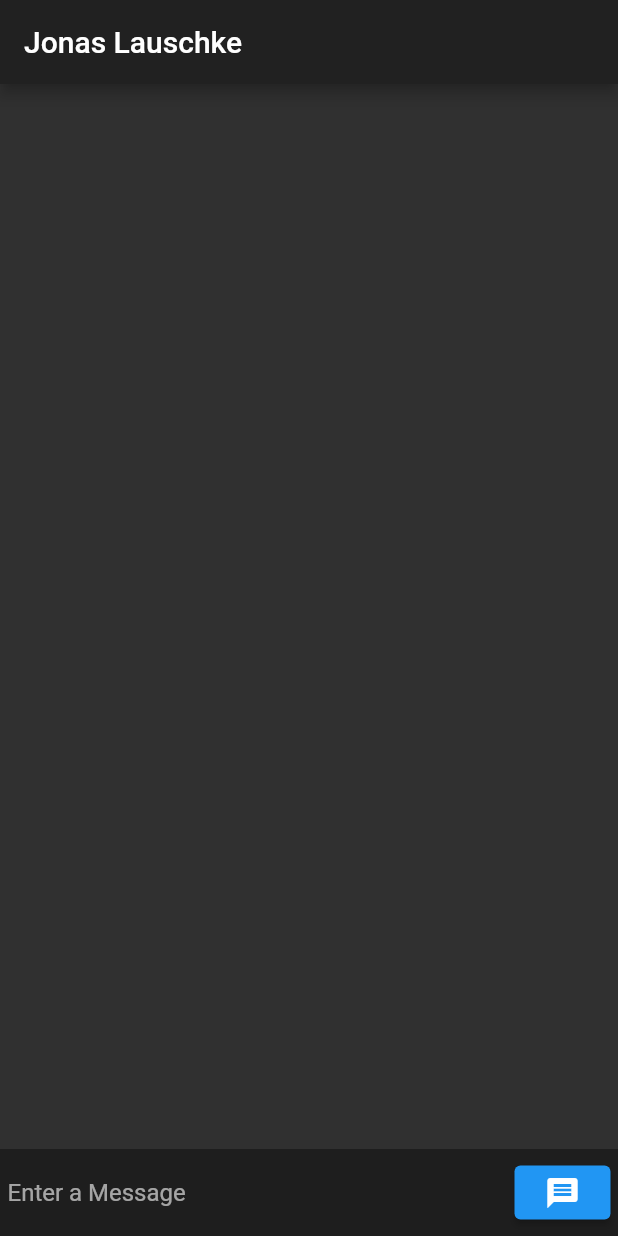
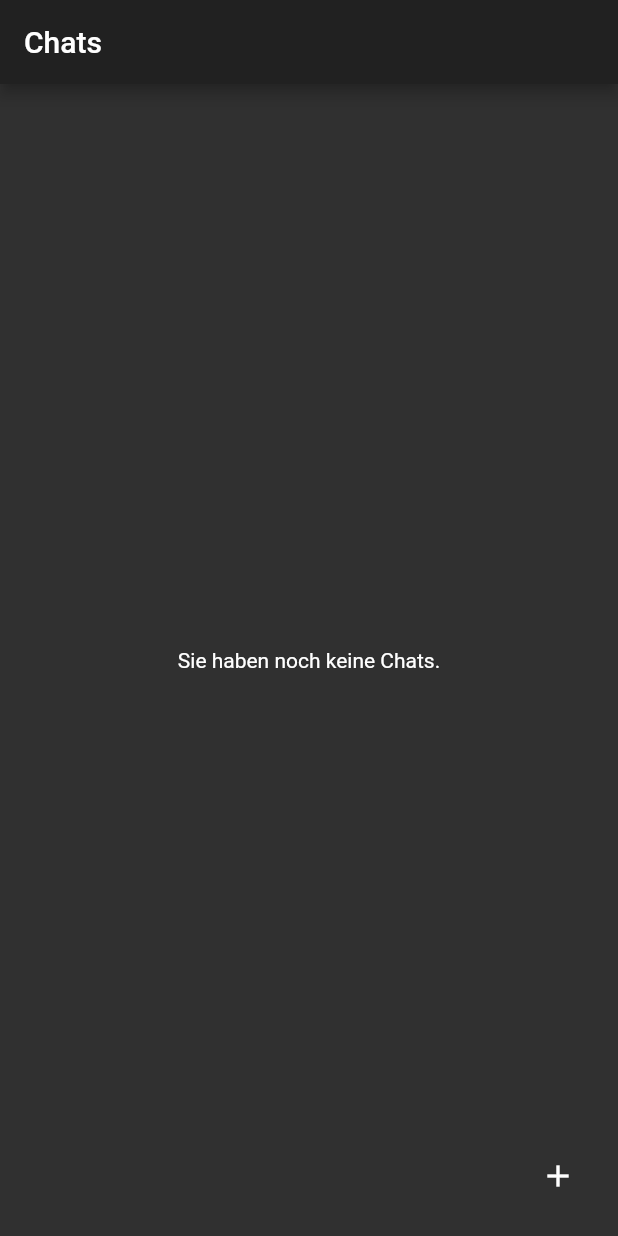
Before and after one commit to Natrocx/pink_fluffy_unicorns, a Flutter app: the screen it shows after launch, on a phone screen of 412 x 824 dp. Run offline on Flutter 3.47's test engine with Material 2 defaults, Android fonts, the phone set to English and light mode, and no system bars.

Commit message:
Added ChatList prototype

```diff
--- /dev/null
+++ b/lib/Chat/ChatList.dart
@@ -0,0 +1,61 @@
+import 'package:flutter/material.dart';
+import 'package:pink_fluffy_unicorns/MessageSender.dart';
+
+import '../User.dart';
+import 'Chat.dart';
+
+class ChatList extends StatefulWidget {
+  final List<User>? usersWithChats;
+
+  const ChatList({Key? key, required this.usersWithChats}) : super(key: key);
+
+  @override
+  State<StatefulWidget> createState() {
+    return _ChatListState(usersWithChats ?? [], new MessageSender());
+  }
+}
+
+class _ChatListState extends State<ChatList> {
+  List<User> usersWithChats;
+  MessageSender _messageSender;
+
+  _ChatListState(this.usersWithChats, this._messageSender);
+
+  @override
+  Widget build(BuildContext context) {
+    var child = usersWithChats.isEmpty
+        ? Center(child: Text("Sie haben noch keine Chats."))
+        : ListView(
+            children: usersWithChats
+                .map((user) => GestureDetector(
+                    onTap: () {
+                      Navigator.push(
+                        context,
+                        MaterialPageRoute(
+                            builder: (context) => Chat(user, _messageSender)),
+                      );
+                    },
+                    child: Center(
+                        child: Padding(
+                            padding: EdgeInsets.all(15),
+                            child: Text(user.displayName)))))
+                .toList(),
+            shrinkWrap: true,
+            reverse: true,
+          );
+    return new Scaffold(
+      appBar: AppBar(title: Text("Chats")),
+      body: child,
+      floatingActionButton: IconButton(
+        onPressed: addChat,
+        icon: Icon(Icons.add),
+      ),
+    );
+  }
+
+  void addChat() {
+    usersWithChats
+        .add(User("s200297@student.dhbw-mannheim.de", "Jonas Lauschke", 0));
+    setState(() {});
+  }
+}
--- a/lib/MessageSender.dart
+++ b/lib/MessageSender.dart
@@ -11,5 +11,4 @@ class MessageSender {
   Future<bool> sendMessage(Message message) async {
     return true;
   }
-
 }
--- a/lib/main.dart
+++ b/lib/main.dart
@@ -1,8 +1,6 @@
 import 'package:flutter/material.dart';
-import 'package:pink_fluffy_unicorns/Chat/Chat.dart';
 
-import 'MessageSender.dart';
-import 'User.dart';
+import 'Chat/ChatList.dart';
 
 void main() {
   runApp(MyApp());
@@ -27,8 +25,11 @@ class MyApp extends StatelessWidget {
         // is not restarted.
         primarySwatch: Colors.red,
       ),*/
-      home: Chat(User("s200297@student.dhbw-mannheim.de", "Jonas Lauschke", 0),
-          MessageSender()),
+      //home: Chat(User("s200297@student.dhbw-mannheim.de", "Jonas Lauschke", 0),
+      //MessageSender()),
+      home: ChatList(
+        usersWithChats: null,
+      ),
     );
   }
 }
```
Also changed, not shown: pubspec.lock (deleted), 1 other file.
